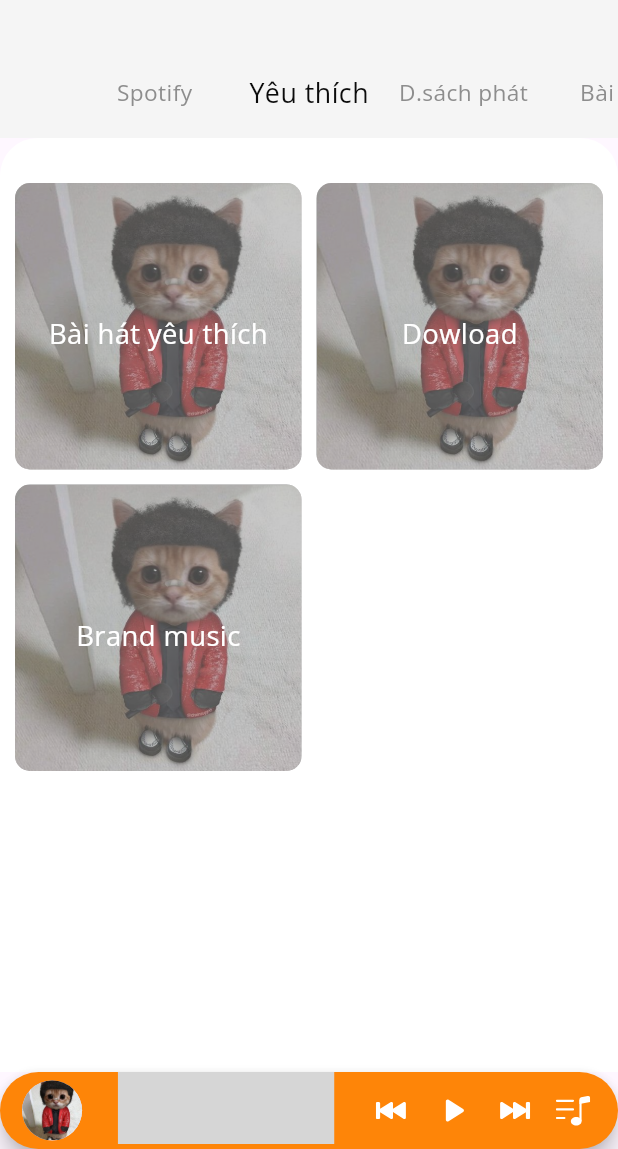
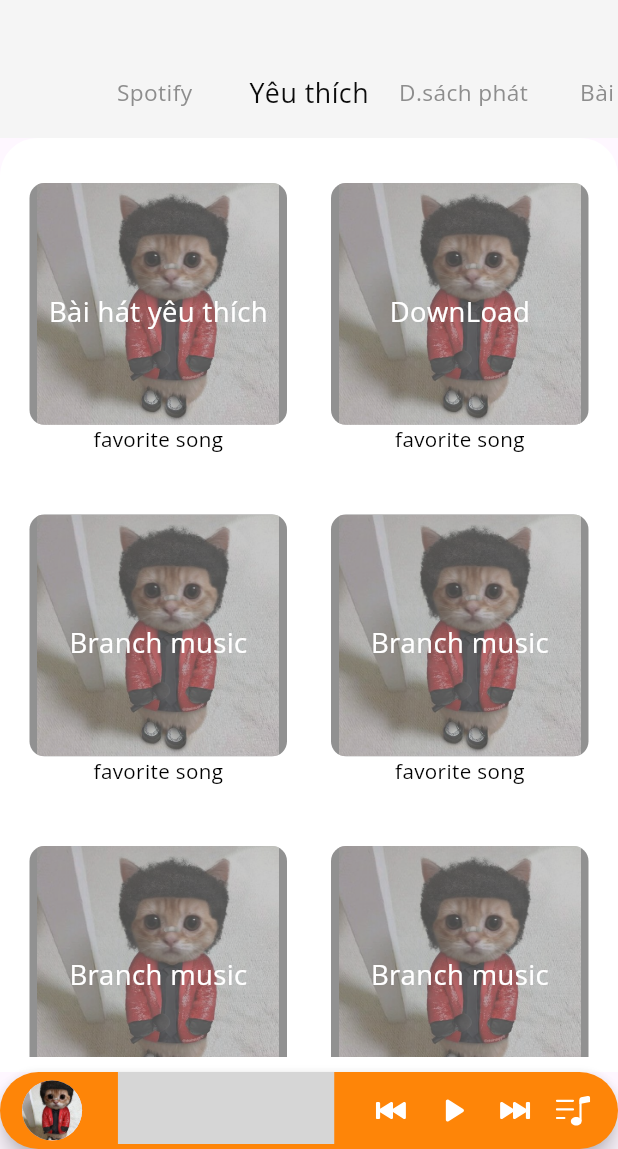
Before and after one commit to MineKnight2711/DH_Music, a Flutter app: the screen it shows after launch, after a tap on "Yêu thích", on a phone screen of 412 x 824 dp, the part 87-1236 px from its top. Run offline on Flutter 3.47's test engine with Material 3 defaults, Android fonts, the phone set to English and light mode, and no system bars; drawn by our look-alikes of card_swiper; our stand-ins replace audioplayers, azlistview, flutter_screenutil, flutter_svg, get, google_fonts and 2 more; missing offline and left inert: flutter_media_metadata, text_marquee; grey boxes are pictures that could not be loaded.

Commit message:
update layout love list

```diff
--- a/lib/views/main_love_list_views.dart
+++ b/lib/views/main_love_list_views.dart
@@ -1,33 +1,101 @@
 import 'package:dh_music/config/config_ex.dart';
 import 'package:flutter/material.dart';
+
+class FavoriteType {
+  final String type;
+  final List<String> musicPath;
+
+  FavoriteType({required this.type, required this.musicPath});
+}
+
+final listFavortieType = [
+  FavoriteType(type: "Bài hát yêu thích", musicPath: ["1", "2", "3"]),
+  FavoriteType(type: "DownLoad", musicPath: ["1", "2", "3"]),
+  FavoriteType(type: "Branch music", musicPath: ["1", "2", "3"]),
+  FavoriteType(type: "Branch music", musicPath: ["1", "2", "3"]),
+  FavoriteType(type: "Branch music", musicPath: ["1", "2", "3"]),
+  FavoriteType(type: "Branch music", musicPath: ["1", "2", "3"]),
+  FavoriteType(type: "Branch music", musicPath: ["1", "2", "3"]),
+];
 
 class LoveListView extends StatelessWidget {
   const LoveListView({super.key});
 
-  final listSong = const [
-    "Bài hát yêu thích",
-    "Dowload",
-    "Brand music",
-  ];
-
   @override
   Widget build(BuildContext context) {
+    int itemCount = listFavortieType.length;
+    int rows = (itemCount / 2).ceil();
+    double gridHeight = rows * AppSpacings.ch(165) + (rows - 1) * 10;
     return Padding(
       padding: const EdgeInsets.all(10.0),
+      child: SingleChildScrollView(
         child: Column(
           crossAxisAlignment: CrossAxisAlignment.center,
           mainAxisAlignment: MainAxisAlignment.center,
           children: [
             const SizedBox(height: 20),
-          Expanded(
+            SizedBox(
+              width: double.infinity,
+              height: gridHeight,
               child: GridView.count(
                   physics: const NeverScrollableScrollPhysics(),
                   crossAxisCount: 2,
                   crossAxisSpacing: 10.0,
-                mainAxisSpacing: 10.0,
-                children: listSong
-                    .map((song) => SongWidget(songTitle: song))
+                  mainAxisSpacing: 30.0,
+                  children: listFavortieType
+                      .map((favoriteType) =>
+                          FavoriteTypeWidget(songTitle: favoriteType.type))
                       .toList()),
+            ),
+            const Divider(
+              indent: 15,
+              endIndent: 15,
+            ),
+            SizedBox(
+              height: 150,
+              child: ListView(
+                  scrollDirection: Axis.horizontal,
+                  physics: const BouncingScrollPhysics(),
+                  children: listFavortieType
+                      .map((song) => TopMusicWidget())
+                      .toList()),
+            ),
+          ],
+        ),
+      ),
+    );
+  }
+}
+
+class TopMusicWidget extends StatelessWidget {
+  const TopMusicWidget({super.key});
+
+  @override
+  Widget build(BuildContext context) {
+    return Container(
+      margin: const EdgeInsets.all(8.0),
+      width: 150,
+      height: 150,
+      decoration: BoxDecoration(
+        image: DecorationImage(
+          image: Image.asset('assets/images/Banner1.jpg').image,
+          fit: BoxFit.cover,
+          opacity: 0.5,
+        ),
+        borderRadius: BorderRadius.circular(10.0),
+        color: AppColors.samsungIconGrey,
+      ),
+      padding: const EdgeInsets.all(10.0),
+      child: Column(
+        mainAxisAlignment: MainAxisAlignment.center,
+        children: [
+          const SizedBox(height: 10.0),
+          Text(
+            "songTitle",
+            style: AppFonts.openSans(
+              fontSize: AppFontSizes.size16,
+              color: Colors.white,
+            ),
           ),
         ],
       ),
@@ -35,16 +103,23 @@ class LoveListView extends StatelessWidget {
   }
 }
 
-class SongWidget extends StatelessWidget {
+class FavoriteTypeWidget extends StatelessWidget {
   final String songTitle;
-  const SongWidget({
+  const FavoriteTypeWidget({
     super.key,
     required this.songTitle,
   });
 
   @override
   Widget build(BuildContext context) {
-    return Container(
+    return SizedBox(
+      height: AppSpacings.ch(180),
+      child: Column(
+        crossAxisAlignment: CrossAxisAlignment.center,
+        children: [
+          Container(
+            width: AppSpacings.cw(150),
+            height: AppSpacings.ch(135),
             decoration: BoxDecoration(
               image: DecorationImage(
                 image: Image.asset('assets/images/love_list.jpg').image,
@@ -57,7 +132,6 @@ class SongWidget extends StatelessWidget {
             child: Column(
               mainAxisAlignment: MainAxisAlignment.center,
               children: [
-          // const Icon(Icons.music_note, size: 30.0),
                 const SizedBox(height: 10.0),
                 Text(
                   songTitle,
@@ -66,6 +140,14 @@ class SongWidget extends StatelessWidget {
                     color: Colors.white,
                   ),
                 ),
+              ],
+            ),
+          ),
+          Text("favorite song",
+              style: AppFonts.openSans(
+                fontSize: AppFontSizes.size12,
+                color: Colors.black,
+              ))
         ],
       ),
     );
```
Also changed, not shown: assets/images/Banner1.jpg (added), assets/images/banner2.jpg (added), 1 other file. Lines whose indentation alone changed are shown as unchanged.
